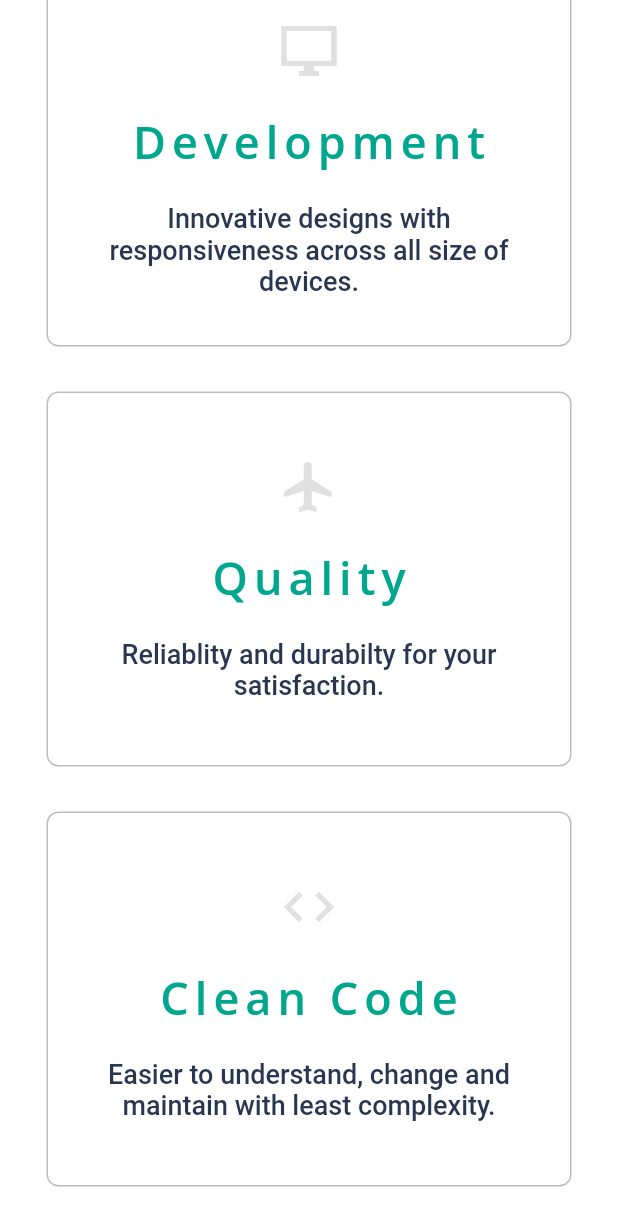
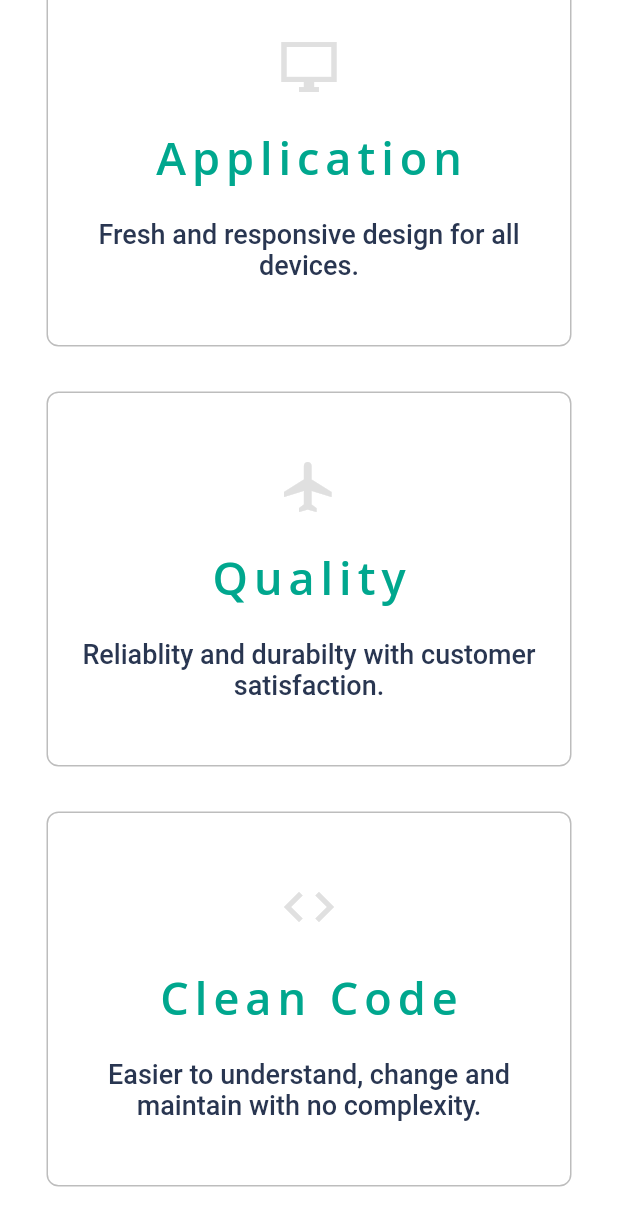
Before and after one commit to KhantKoKo-Mab/Portfolio, a Flutter app: the screen it shows after launch, scrolled down 2304 dp, on a phone screen of 412 x 824 dp. Shown: the top 1226 px of the screen. Run offline on Flutter 3.47's test engine with Material 2 defaults, Android fonts, the light colour scheme and no system bars; drawn by our look-alikes of scrollable_positioned_list.

Commit message:
change services text for better alignment

```diff
--- a/lib/services_section.dart
+++ b/lib/services_section.dart
@@ -70,16 +70,16 @@ class ServicesSection extends StatelessWidget {
             mainAxisAlignment: MainAxisAlignment.center,
             crossAxisAlignment: CrossAxisAlignment.start,
             children: [
-              roundedCard(context, Icons.desktop_windows_sharp, 'Development',
-                  'Innovative designs with responsiveness across all size of devices.'),
+              roundedCard(context, Icons.desktop_windows_sharp, 'Application',
+                  'Fresh and responsive design for all devices.'),
               SizedBox(
                 width: 20,
               ),
               roundedCard(context, Icons.flight_sharp, 'Quality',
-                  'Reliablity and durabilty for your satisfaction.'),
+                  'Reliablity and durabilty with customer satisfaction.'),
               SizedBox(width: 20),
               roundedCard(context, Icons.code_sharp, 'Clean Code',
-                  'Easier to understand, change and maintain with least complexity.'),
+                  'Easier to understand, change and maintain with no complexity.'),
             ],
           ),
         ],
@@ -106,18 +106,18 @@ class ServicesSection extends StatelessWidget {
           SizedBox(
             height: 30,
           ),
-          roundedCard(context, Icons.desktop_windows_sharp, 'Development',
-              'Innovative designs with responsiveness across all size of devices.'),
+          roundedCard(context, Icons.desktop_windows_sharp, 'Application',
+              'Fresh and responsive design for all devices.'),
           SizedBox(
             height: 30,
           ),
           roundedCard(context, Icons.flight_sharp, 'Quality',
-              'Reliablity and durabilty for your satisfaction.'),
+              'Reliablity and durabilty with customer satisfaction.'),
           SizedBox(
             height: 30,
           ),
           roundedCard(context, Icons.code_sharp, 'Clean Code',
-              'Easier to understand, change and maintain with least complexity.'),
+              'Easier to understand, change and maintain with no complexity.'),
         ],
       ),
     );
```
